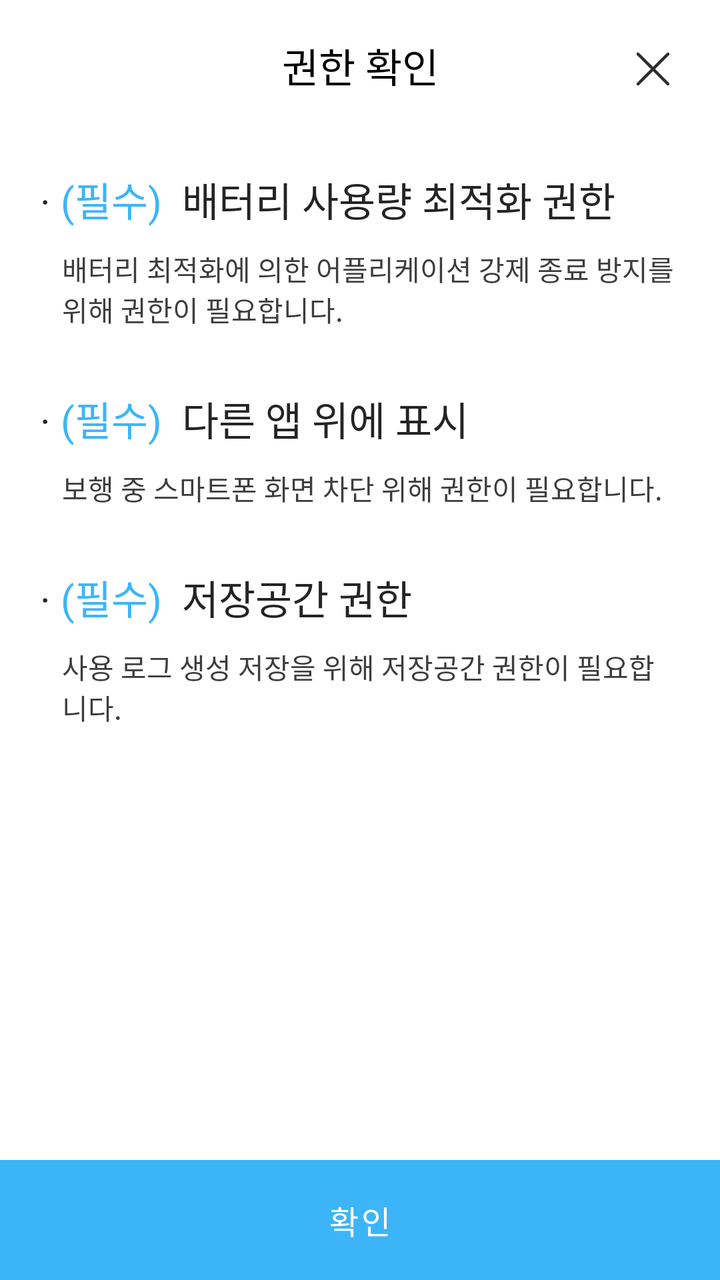
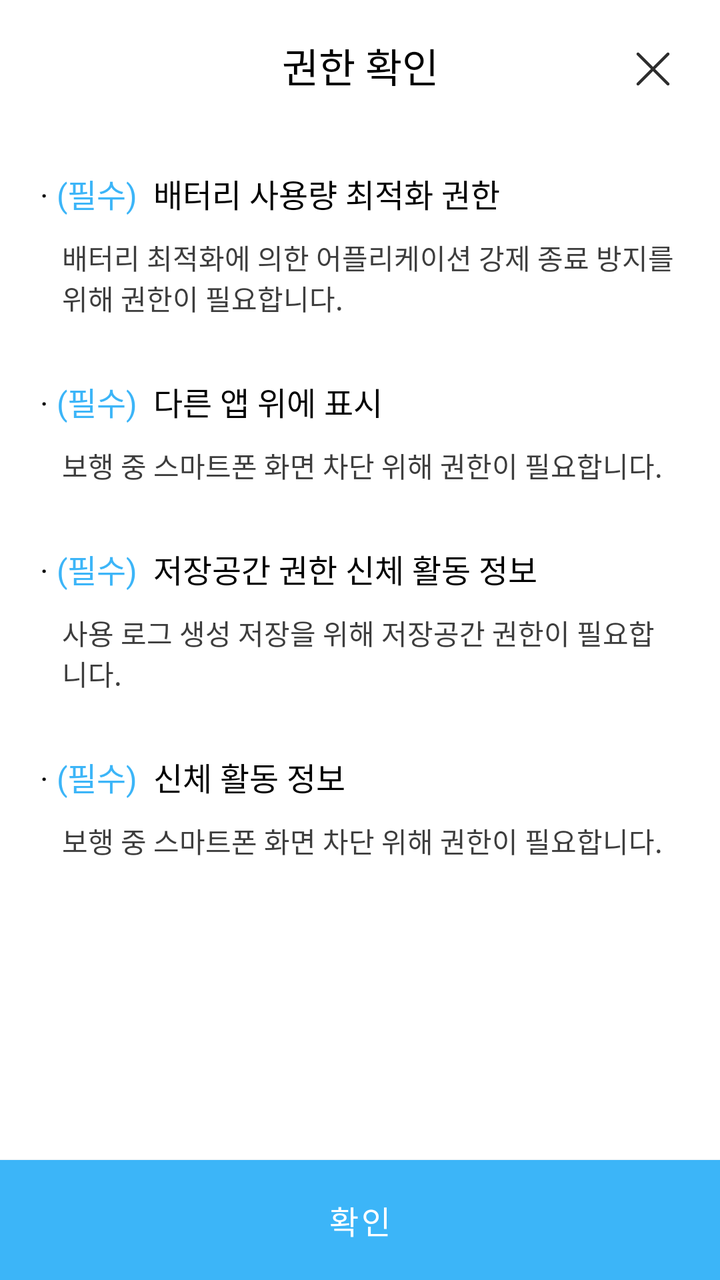

Compare the two renders of this Android layout. The source of the first and the diff that turns it into the second are given below.
<!-- AndroidManifest.xml: application theme Theme.SmombieApp -->
<!-- res/layout/activity_permission.xml -->
<?xml version="1.0" encoding="utf-8"?>
<androidx.constraintlayout.widget.ConstraintLayout xmlns:android="http://schemas.android.com/apk/res/android"
    xmlns:app="http://schemas.android.com/apk/res-auto"
    android:layout_width="match_parent"
    android:layout_height="match_parent">

    <TextView
        android:id="@+id/permission_tv_title"
        style="@style/Font_20_000000"
        android:layout_width="match_parent"
        android:layout_height="@dimen/dimen_65dp"
        android:gravity="center"
        android:text="@string/permission_title"
        app:layout_constraintTop_toTopOf="parent" />

    <ImageView
        android:id="@+id/permission_btn_close"
        android:layout_width="wrap_content"
        android:layout_height="wrap_content"
        android:layout_marginTop="@dimen/dimen_16dp"
        android:layout_marginEnd="@dimen/dimen_16dp"
        android:src="@drawable/btn_top_close_black"
        app:layout_constraintEnd_toEndOf="parent"
        app:layout_constraintTop_toTopOf="parent" />


    <LinearLayout
        android:layout_width="match_parent"
        android:layout_height="0dp"
        android:orientation="vertical"
        android:padding="@dimen/dimen_20dp"
        app:layout_constraintBottom_toTopOf="@id/permission_btn_confirm"
        app:layout_constraintTop_toBottomOf="@id/permission_tv_title">

        <TextView
            style="@style/Font_20_242424"
            android:layout_width="wrap_content"
            android:layout_height="wrap_content"
            android:text="@string/permission_msg1" />

        <TextView
            style="@style/Font_14_3D3D3D"
            android:layout_width="wrap_content"
            android:layout_height="wrap_content"
            android:layout_marginStart="@dimen/dimen_11dp"
            android:layout_marginTop="@dimen/dimen_10dp"
            android:layout_marginBottom="@dimen/dimen_30dp"
            android:text="@string/permission_msg1_1" />

        <TextView
            style="@style/Font_20_242424"
            android:layout_width="wrap_content"
            android:layout_height="wrap_content"
            android:text="@string/permission_msg2" />

        <TextView
            style="@style/Font_14_3D3D3D"
            android:layout_width="wrap_content"
            android:layout_height="wrap_content"
            android:layout_marginStart="@dimen/dimen_11dp"
            android:layout_marginTop="@dimen/dimen_10dp"
            android:layout_marginBottom="@dimen/dimen_30dp"
            android:text="@string/permission_msg2_1" />

        <TextView
            style="@style/Font_20_242424"
            android:layout_width="wrap_content"
            android:layout_height="wrap_content"
            android:text="@string/permission_msg3" />

        <TextView
            style="@style/Font_14_3D3D3D"
            android:layout_width="wrap_content"
            android:layout_height="wrap_content"
            android:layout_marginStart="@dimen/dimen_11dp"
            android:layout_marginTop="@dimen/dimen_10dp"
            android:layout_marginBottom="@dimen/dimen_30dp"
            android:text="@string/permission_msg3_1" />

    </LinearLayout>

    <Button
        android:id="@+id/permission_btn_confirm"
        style="@style/Font_16_FFFFFF"
        android:layout_width="match_parent"
        android:layout_height="@dimen/dimen_60dp"
        android:background="@color/color_primary"
        android:foreground="?attr/selectableItemBackground"
        android:text="@string/btn_confirm"
        app:layout_constraintBottom_toBottomOf="parent" />

</androidx.constraintlayout.widget.ConstraintLayout>
<!-- resources referenced by this layout -->
<resources>
  <color name="color_primary">#3CB5F8</color>
  <dimen name="dimen_10dp">10dp</dimen>
  <dimen name="dimen_11dp">11dp</dimen>
  <dimen name="dimen_16dp">16dp</dimen>
  <dimen name="dimen_20dp">20dp</dimen>
  <dimen name="dimen_30dp">30dp</dimen>
  <dimen name="dimen_60dp">60dp</dimen>
  <dimen name="dimen_65dp">65dp</dimen>
  <!-- drawable btn_top_close_black: png bitmap (drawable-xxhdpi, 1012 bytes) -->
  <string name="btn_confirm">확인</string>
  <string name="permission_msg1">·  <font color="#3CB5F8">(필수) </font> 배터리 사용량 최적화 권한 </string>
  <string name="permission_msg1_1">배터리 최적화에 의한 어플리케이션 강제 종료 방지를 위해 권한이 필요합니다.</string>
  <string name="permission_msg2">·  <font color="#3CB5F8">(필수) </font> 다른 앱 위에 표시 </string>
  <string name="permission_msg2_1">보행 중 스마트폰 화면 차단 위해 권한이 필요합니다.</string>
  <string name="permission_msg3">·  <font color="#3CB5F8">(필수) </font> 저장공간 권한 </string>
  <string name="permission_msg3_1"> 사용 로그 생성 저장을 위해 저장공간 권한이 필요합니다.</string>
  <string name="permission_title">권한 확인</string>
  <style name="Font_14_3D3D3D">
          <item name="android:textColor">@color/color_3D3D3D</item>
          <item name="android:textSize">@dimen/dimen_14dp</item>
          <item name="android:includeFontPadding">false</item>
      </style>
  <style name="Font_16_FFFFFF">
          <item name="android:textColor">@color/color_FFFFFF</item>
          <item name="android:textSize">@dimen/dimen_16dp</item>
          <item name="android:includeFontPadding">false</item>
      </style>
  <style name="Font_20_000000">
          <item name="android:textColor">@color/color_000000</item>
          <item name="android:textSize">@dimen/dimen_20dp</item>
          <item name="android:includeFontPadding">false</item>
      </style>
  <style name="Font_20_242424">
          <item name="android:textColor">@color/color_242424</item>
          <item name="android:textSize">@dimen/dimen_20dp</item>
          <item name="android:includeFontPadding">false</item>
      </style>
  <style name="Theme.SmombieApp" parent="Theme.MaterialComponents.Light.NoActionBar">
          
          <item name="colorPrimary">@color/color_primary</item>
          <item name="colorPrimaryVariant">@color/purple_700</item>
          <item name="colorOnPrimary">@color/white</item>
          
          <item name="colorSecondary">@color/teal_200</item>
          <item name="colorSecondaryVariant">@color/teal_700</item>
          <item name="colorOnSecondary">@color/black</item>
          
          <item name="android:statusBarColor" tools:targetApi="l">@color/color_FFFFFF</item>
          <item name="android:windowLightStatusBar">true</item>
          
  
          
          <item name="android:windowBackground">@color/white</item>
      </style>
  <color name="color_3D3D3D">#3D3D3D</color>
  <dimen name="dimen_14dp">14dp</dimen>
  <color name="color_FFFFFF">#FFFFFF</color>
  <color name="color_000000">#000000</color>
  <color name="color_242424">#242424</color>
  <color name="purple_700">#FF3700B3</color>
  <color name="white">#FFFFFFFF</color>
  <color name="teal_200">#3CB5F8</color>
  <color name="teal_700">#FF018786</color>
  <color name="black">#FF000000</color>
</resources>

<!-- the commit's change to res/layout/activity_permission.xml (unified diff, before → after) -->
@@ -33,7 +33,7 @@
         app:layout_constraintTop_toBottomOf="@id/permission_tv_title">
 
         <TextView
-            style="@style/Font_20_242424"
+            style="@style/Font_16_000000"
             android:layout_width="wrap_content"
             android:layout_height="wrap_content"
             android:text="@string/permission_msg1" />
@@ -48,7 +48,7 @@
             android:text="@string/permission_msg1_1" />
 
         <TextView
-            style="@style/Font_20_242424"
+            style="@style/Font_16_000000"
             android:layout_width="wrap_content"
             android:layout_height="wrap_content"
             android:text="@string/permission_msg2" />
@@ -63,7 +63,7 @@
             android:text="@string/permission_msg2_1" />
 
         <TextView
-            style="@style/Font_20_242424"
+            style="@style/Font_16_000000"
             android:layout_width="wrap_content"
             android:layout_height="wrap_content"
             android:text="@string/permission_msg3" />
@@ -76,6 +76,23 @@
             android:layout_marginTop="@dimen/dimen_10dp"
             android:layout_marginBottom="@dimen/dimen_30dp"
             android:text="@string/permission_msg3_1" />
+
+        <TextView
+           android:id="@+id/msg4"
+            style="@style/Font_16_000000"
+            android:layout_width="wrap_content"
+            android:layout_height="wrap_content"
+            android:text="@string/permission_msg4" />
+
+        <TextView
+            android:id="@+id/msg41"
+            style="@style/Font_14_3D3D3D"
+            android:layout_width="wrap_content"
+            android:layout_height="wrap_content"
+            android:layout_marginStart="@dimen/dimen_11dp"
+            android:layout_marginTop="@dimen/dimen_10dp"
+            android:layout_marginBottom="@dimen/dimen_30dp"
+            android:text="@string/permission_msg4_1" />
 
     </LinearLayout>
 
<!-- resource entries referenced after the edit -->
@@ -14,12 +14,19 @@
   <string name="permission_msg1_1">배터리 최적화에 의한 어플리케이션 강제 종료 방지를 위해 권한이 필요합니다.</string>
   <string name="permission_msg2">·  <font color="#3CB5F8">(필수) </font> 다른 앱 위에 표시 </string>
   <string name="permission_msg2_1">보행 중 스마트폰 화면 차단 위해 권한이 필요합니다.</string>
-  <string name="permission_msg3">·  <font color="#3CB5F8">(필수) </font> 저장공간 권한 </string>
+  <string name="permission_msg3">·  <font color="#3CB5F8">(필수) </font> 저장공간 권한 신체 활동 정보 </string>
   <string name="permission_msg3_1"> 사용 로그 생성 저장을 위해 저장공간 권한이 필요합니다.</string>
+  <string name="permission_msg4">·  <font color="#3CB5F8">(필수) </font> 신체 활동 정보 </string>
+  <string name="permission_msg4_1">보행 중 스마트폰 화면 차단 위해 권한이 필요합니다.</string>
   <string name="permission_title">권한 확인</string>
   <style name="Font_14_3D3D3D">
           <item name="android:textColor">@color/color_3D3D3D</item>
           <item name="android:textSize">@dimen/dimen_14dp</item>
+          <item name="android:includeFontPadding">false</item>
+      </style>
+  <style name="Font_16_000000">
+          <item name="android:textColor">@color/color_000000</item>
+          <item name="android:textSize">@dimen/dimen_16dp</item>
           <item name="android:includeFontPadding">false</item>
       </style>
   <style name="Font_16_FFFFFF">
@@ -29,11 +36,6 @@
       </style>
   <style name="Font_20_000000">
           <item name="android:textColor">@color/color_000000</item>
-          <item name="android:textSize">@dimen/dimen_20dp</item>
-          <item name="android:includeFontPadding">false</item>
-      </style>
-  <style name="Font_20_242424">
-          <item name="android:textColor">@color/color_242424</item>
           <item name="android:textSize">@dimen/dimen_20dp</item>
           <item name="android:includeFontPadding">false</item>
       </style>
@@ -58,7 +60,6 @@
   <dimen name="dimen_14dp">14dp</dimen>
   <color name="color_FFFFFF">#FFFFFF</color>
   <color name="color_000000">#000000</color>
-  <color name="color_242424">#242424</color>
   <color name="purple_700">#FF3700B3</color>
   <color name="white">#FFFFFFFF</color>
   <color name="teal_200">#3CB5F8</color>
